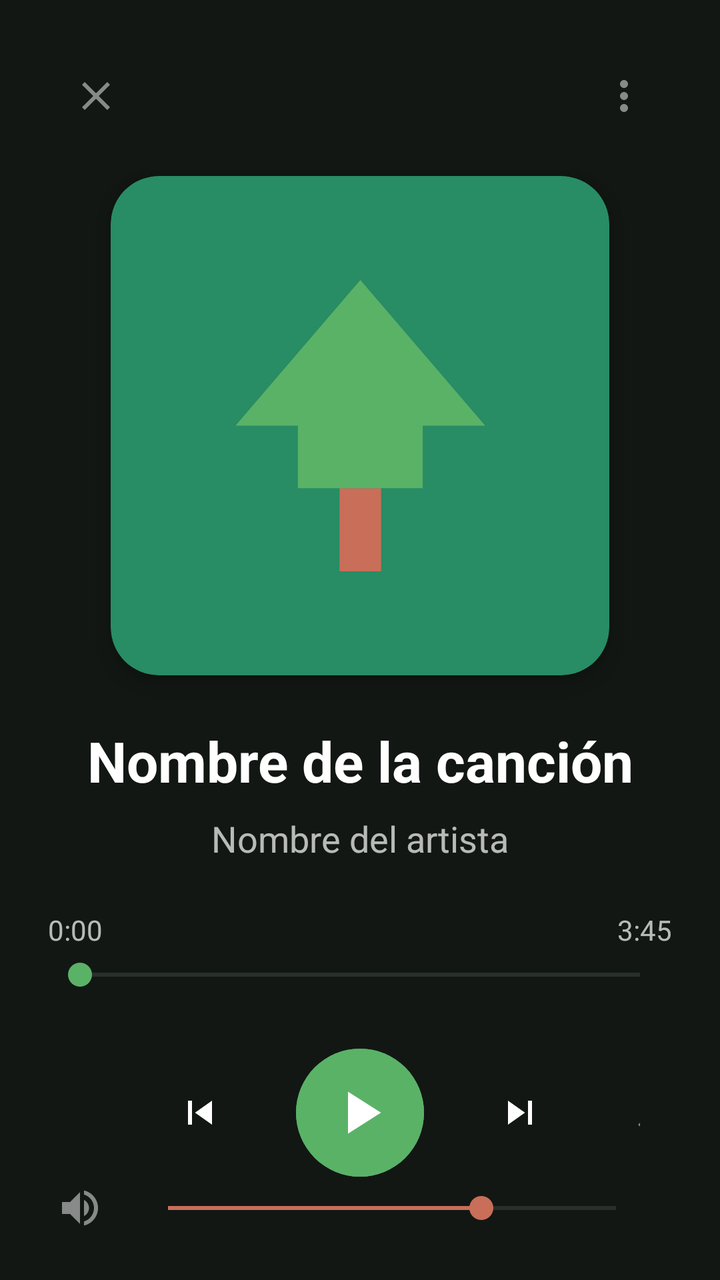
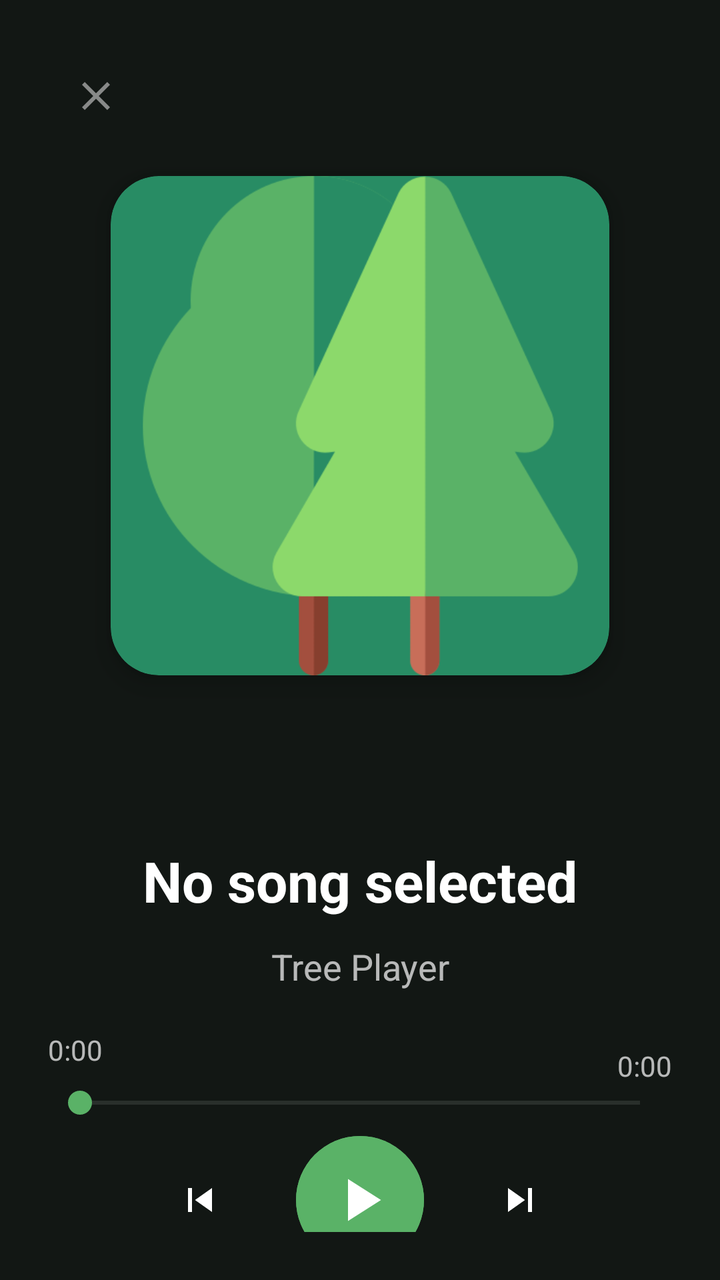

The first picture is an Android layout as it rendered before a commit; the second is the same layout after the commit. The layout source and the unified diff follow.
<!-- AndroidManifest.xml: application theme Theme.TreePlayer -->
<!-- res/layout/activity_player.xml -->
<?xml version="1.0" encoding="utf-8"?>
<androidx.constraintlayout.widget.ConstraintLayout xmlns:android="http://schemas.android.com/apk/res/android"
    xmlns:app="http://schemas.android.com/apk/res-auto"
    xmlns:tools="http://schemas.android.com/tools"
    android:layout_width="match_parent"
    android:layout_height="match_parent"
    android:background="@color/fondo_principal"
    android:padding="24dp"
    tools:context=".PlayerActivity">

    
    <ImageButton
        android:id="@+id/btnClose"
        android:layout_width="48dp"
        android:layout_height="48dp"
        android:src="@drawable/ic_close"
        android:background="?attr/selectableItemBackgroundBorderless"
        app:layout_constraintStart_toStartOf="parent"
        app:layout_constraintTop_toTopOf="parent"
        app:tint="@color/texto_secundario_dark" />

    
    <ImageButton
        android:id="@+id/btnMenu"
        android:layout_width="48dp"
        android:layout_height="48dp"
        android:src="@drawable/ic_more_vert"
        android:background="?attr/selectableItemBackgroundBorderless"
        app:layout_constraintEnd_toEndOf="parent"
        app:layout_constraintTop_toTopOf="parent"
        app:tint="@color/texto_secundario_dark" />

    
    <androidx.cardview.widget.CardView
        android:id="@+id/cvPortada"
        android:layout_width="0dp"
        android:layout_height="0dp"
        android:layout_marginTop="16dp"
        app:cardCornerRadius="24dp"
        app:cardElevation="8dp"
        app:cardBackgroundColor="@color/verde_profundo"
        app:layout_constraintDimensionRatio="1:1"
        app:layout_constraintStart_toStartOf="parent"
        app:layout_constraintEnd_toEndOf="parent"
        app:layout_constraintTop_toBottomOf="@+id/btnClose"
        app:layout_constraintWidth_percent="0.8">

        <ImageView
            android:id="@+id/ivPortadaGrande"
            android:layout_width="match_parent"
            android:layout_height="match_parent"
            android:src="@drawable/ic_default_album"
            android:scaleType="centerCrop" />
    </androidx.cardview.widget.CardView>

    
    <TextView
        android:id="@+id/tvTituloCancion"
        android:layout_width="0dp"
        android:layout_height="wrap_content"
        android:text="Nombre de la canción"
        android:textSize="28sp"
        android:textStyle="bold"
        android:textColor="@color/texto_primario_dark"
        android:maxLines="2"
        android:ellipsize="end"
        android:gravity="center"
        android:layout_marginTop="24dp"
        app:layout_constraintTop_toBottomOf="@+id/cvPortada"
        app:layout_constraintStart_toStartOf="parent"
        app:layout_constraintEnd_toEndOf="parent" />

    
    <TextView
        android:id="@+id/tvArtistaCancion"
        android:layout_width="wrap_content"
        android:layout_height="wrap_content"
        android:text="Nombre del artista"
        android:textSize="18sp"
        android:textColor="@color/texto_secundario_dark"
        android:layout_marginTop="8dp"
        app:layout_constraintTop_toBottomOf="@+id/tvTituloCancion"
        app:layout_constraintStart_toStartOf="parent"
        app:layout_constraintEnd_toEndOf="parent" />

    
    <TextView
        android:id="@+id/tvTiempoActual"
        android:layout_width="wrap_content"
        android:layout_height="wrap_content"
        android:text="0:00"
        android:textSize="14sp"
        android:textColor="@color/texto_secundario_dark"
        android:layout_marginTop="24dp"
        app:layout_constraintStart_toStartOf="parent"
        app:layout_constraintTop_toBottomOf="@+id/tvArtistaCancion" />

    
    <TextView
        android:id="@+id/tvDuracionTotal"
        android:layout_width="wrap_content"
        android:layout_height="wrap_content"
        android:text="3:45"
        android:textSize="14sp"
        android:textColor="@color/texto_secundario_dark"
        app:layout_constraintEnd_toEndOf="parent"
        app:layout_constraintTop_toTopOf="@+id/tvTiempoActual" />

    
    <SeekBar
        android:id="@+id/seekBar"
        android:layout_width="0dp"
        android:layout_height="wrap_content"
        android:layout_marginTop="4dp"
        android:progressTint="@color/verde_brillante"
        android:thumbTint="@color/verde_brillante"
        app:layout_constraintTop_toBottomOf="@+id/tvTiempoActual"
        app:layout_constraintStart_toStartOf="parent"
        app:layout_constraintEnd_toEndOf="parent" />

    
    <LinearLayout
        android:id="@+id/layoutControles"
        android:layout_width="match_parent"
        android:layout_height="wrap_content"
        android:orientation="horizontal"
        android:gravity="center"
        android:layout_marginTop="24dp"
        android:paddingHorizontal="16dp"
        app:layout_constraintTop_toBottomOf="@+id/seekBar">

        
        <ImageButton
            android:id="@+id/btnShuffle"
            android:layout_width="48dp"
            android:layout_height="48dp"
            android:src="@drawable/ic_shuffle"
            android:background="?attr/selectableItemBackgroundBorderless"
            android:layout_marginEnd="16dp"
            app:tint="@color/texto_secundario_dark" />

        
        <ImageButton
            android:id="@+id/btnPrevious"
            android:layout_width="56dp"
            android:layout_height="56dp"
            android:src="@drawable/ic_previous"
            android:background="?attr/selectableItemBackgroundBorderless"
            app:tint="@color/texto_primario_dark" />

        
        <com.google.android.material.button.MaterialButton
            android:id="@+id/btnPlayPause"
            android:layout_width="72dp"
            android:layout_height="72dp"
            app:icon="@drawable/ic_play"
            app:iconSize="36dp"
            app:iconGravity="textStart"
            app:iconPadding="0dp"
            style="@style/Widget.Material3.Button.IconButton"
            android:backgroundTint="@color/verde_brillante"
            app:iconTint="@color/white"
            android:layout_marginHorizontal="16dp" />

        
        <ImageButton
            android:id="@+id/btnNext"
            android:layout_width="56dp"
            android:layout_height="56dp"
            android:src="@drawable/ic_next"
            android:background="?attr/selectableItemBackgroundBorderless"
            app:tint="@color/texto_primario_dark" />

        
        <ImageButton
            android:id="@+id/btnRepeat"
            android:layout_width="48dp"
            android:layout_height="48dp"
            android:src="@drawable/ic_repeat"
            android:background="?attr/selectableItemBackgroundBorderless"
            android:layout_marginStart="16dp"
            app:tint="@color/texto_secundario_dark" />

    </LinearLayout>

    
    <LinearLayout
        android:layout_width="match_parent"
        android:layout_height="wrap_content"
        android:orientation="horizontal"
        android:gravity="center_vertical"
        android:layout_marginTop="24dp"
        android:layout_marginBottom="24dp"
        app:layout_constraintTop_toBottomOf="@id/layoutControles"
        app:layout_constraintBottom_toBottomOf="parent">

        <ImageButton
            android:id="@+id/btnVolume"
            android:layout_width="32dp"
            android:layout_height="32dp"
            android:src="@drawable/ic_volume_up"
            android:background="?attr/selectableItemBackgroundBorderless"
            app:tint="@color/texto_secundario_dark" />

        <SeekBar
            android:id="@+id/seekVolume"
            android:layout_width="0dp"
            android:layout_height="wrap_content"
            android:layout_weight="1"
            android:layout_marginHorizontal="12dp"
            android:progressTint="@color/marrón_claro"
            android:thumbTint="@color/marrón_claro"
            android:max="100"
            android:progress="70" />

    </LinearLayout>

</androidx.constraintlayout.widget.ConstraintLayout>
<!-- resources referenced by this layout -->
<resources>
  <color name="fondo_principal">#121714</color>
  <color name="texto_primario_dark">#FFFFFF</color>
  <color name="texto_secundario_dark">#B3FFFFFF</color>
  <color name="verde_brillante">#5ab267</color>
  <color name="verde_profundo">#288c64</color>
  <color name="white">#FFFFFFFF</color>
  <!-- drawable ic_close (drawable) -->
  <vector xmlns:android="http://schemas.android.com/apk/res/android"
      android:width="24dp"
      android:height="24dp"
      android:viewportWidth="24"
      android:viewportHeight="24">
      <path
          android:fillColor="@color/texto_secundario_dark"
          android:pathData="M19,6.41L17.59,5 12,10.59 6.41,5 5,6.41 10.59,12 5,17.59 6.41,19 12,13.41 17.59,19 19,17.59 13.41,12z"/>
  </vector>
  <!-- drawable ic_default_album (drawable) -->
  <vector xmlns:android="http://schemas.android.com/apk/res/android"
      android:width="24dp"
      android:height="24dp"
      android:viewportWidth="24"
      android:viewportHeight="24">
      
      <path
          android:fillColor="@color/verde_profundo"
          android:pathData="M12,2C6.48,2 2,6.48 2,12s4.48,10 10,10 10,-4.48 10,-10S17.52,2 12,2z"/>
      
      <path
          android:fillColor="@color/marrón_claro"
          android:pathData="M11,15h2v4h-2z"/>
      
      <path
          android:fillColor="@color/verde_brillante"
          android:pathData="M12,5L6,12h3v3h6v-3h3L12,5z"/>
  </vector>
  <!-- drawable ic_next (drawable) -->
  <vector xmlns:android="http://schemas.android.com/apk/res/android"
      android:width="24dp"
      android:height="24dp"
      android:viewportWidth="24"
      android:viewportHeight="24">
      <path
          android:fillColor="@color/texto_primario_dark"
          android:pathData="M6,18l8.5,-6L6,6v12zM16,6v12h2V6h-2z"/>
  </vector>
  <!-- drawable ic_play (drawable) -->
  <vector xmlns:android="http://schemas.android.com/apk/res/android"
      android:width="24dp"
      android:height="24dp"
      android:viewportWidth="24"
      android:viewportHeight="24">
      <path
          android:fillColor="@color/verde_brillante"
          android:pathData="M8,5v14l11,-7z"/>
  </vector>
  <!-- drawable ic_previous (drawable) -->
  <vector xmlns:android="http://schemas.android.com/apk/res/android"
      android:width="24dp"
      android:height="24dp"
      android:viewportWidth="24"
      android:viewportHeight="24">
      <path
          android:fillColor="@color/texto_primario_dark"
          android:pathData="M6,6h2v12H6zM9.5,12l8.5,6V6z"/>
  </vector>
  <!-- drawable ic_repeat (drawable) -->
  <vector xmlns:android="http://schemas.android.com/apk/res/android"
      android:width="24dp"
      android:height="24dp"
      android:viewportWidth="24"
      android:viewportHeight="24">
      <path
          android:fillColor="@color/texto_secundario_dark"
          android:pathData="M7,7h10v3l4,-4 -4,-4v3H5v6h2V7zM17,17H7v-3l-4,4 4,4v-3h12v-6h-2v4z"/>
  </vector>
  <!-- drawable ic_shuffle (drawable) -->
  <vector xmlns:android="http://schemas.android.com/apk/res/android"
      android:width="24dp"
      android:height="24dp"
      android:viewportWidth="24"
      android:viewportHeight="24">
      <path
          android:fillColor="@color/texto_secundario_dark"
          android:pathData="M10.59,9.17L5.41,4 4,5.41l5.17,5.17 1.42,-1.41zM14.5,4l2.04,2.04L4,18.59 5.41,20 17.96,7.46 20,9.5V4h-5.5zM14.83,13.41l-1.41,1.41 3.13,3.13L14.5,20H20v-5.5l-2.04,2.04 -3.13,-3.13z"/>
  </vector>
  <style name="Theme.TreePlayer" parent="Base.Theme.TreePlayer" />
  <color name="fondo_principal_light">#F5F9F2</color>
  <color name="superficie_tarjeta_light">#FFFFFF</color>
  <color name="texto_primario_light">#1A1F1A</color>
  <color name="texto_secundario_light">#6B756B</color>
  <!-- unchanged entries left out for length: 3 -->
</resources>

<!-- the commit's change to res/layout/activity_player.xml (unified diff, before → after) -->
@@ -6,29 +6,34 @@
     android:layout_height="match_parent"
     android:background="@color/fondo_principal"
     android:padding="24dp"
-    tools:context=".PlayerActivity">
+    tools:context=".views.PlayerActivity"
+    tools:layout_editor_absoluteX="0dp"
+    tools:layout_editor_absoluteY="24dp">
 
     
     <ImageButton
         android:id="@+id/btnClose"
         android:layout_width="48dp"
         android:layout_height="48dp"
+        android:background="?attr/selectableItemBackgroundBorderless"
         android:src="@drawable/ic_close"
-        android:background="?attr/selectableItemBackgroundBorderless"
         app:layout_constraintStart_toStartOf="parent"
         app:layout_constraintTop_toTopOf="parent"
         app:tint="@color/texto_secundario_dark" />
 
+    
     
     <ImageButton
         android:id="@+id/btnMenu"
         android:layout_width="48dp"
         android:layout_height="48dp"
+        android:background="?attr/selectableItemBackgroundBorderless"
         android:src="@drawable/ic_more_vert"
-        android:background="?attr/selectableItemBackgroundBorderless"
+        android:visibility="gone"
         app:layout_constraintEnd_toEndOf="parent"
         app:layout_constraintTop_toTopOf="parent"
         app:tint="@color/texto_secundario_dark" />
+
 
     
     <androidx.cardview.widget.CardView
@@ -36,12 +41,12 @@
         android:layout_width="0dp"
         android:layout_height="0dp"
         android:layout_marginTop="16dp"
+        app:cardBackgroundColor="@color/verde_profundo"
         app:cardCornerRadius="24dp"
         app:cardElevation="8dp"
-        app:cardBackgroundColor="@color/verde_profundo"
         app:layout_constraintDimensionRatio="1:1"
-        app:layout_constraintStart_toStartOf="parent"
-        app:layout_constraintEnd_toEndOf="parent"
+        app:layout_constraintEnd_toEndOf="parent"
+        app:layout_constraintStart_toStartOf="parent"
         app:layout_constraintTop_toBottomOf="@+id/btnClose"
         app:layout_constraintWidth_percent="0.8">
 
@@ -49,94 +54,102 @@
             android:id="@+id/ivPortadaGrande"
             android:layout_width="match_parent"
             android:layout_height="match_parent"
-            android:src="@drawable/ic_default_album"
-            android:scaleType="centerCrop" />
+            android:scaleType="centerCrop"
+            android:src="@drawable/ic_default_album_final" />
     </androidx.cardview.widget.CardView>
+
+    
 
     
     <TextView
         android:id="@+id/tvTituloCancion"
         android:layout_width="0dp"
         android:layout_height="wrap_content"
-        android:text="Nombre de la canción"
+        android:layout_marginTop="84dp"
+        android:ellipsize="end"
+        android:gravity="center"
+        android:maxLines="2"
+        android:text="@string/main_no_song_selected"
+        android:textColor="@color/texto_primario_dark"
         android:textSize="28sp"
         android:textStyle="bold"
-        android:textColor="@color/texto_primario_dark"
-        android:maxLines="2"
-        android:ellipsize="end"
-        android:gravity="center"
-        android:layout_marginTop="24dp"
-        app:layout_constraintTop_toBottomOf="@+id/cvPortada"
-        app:layout_constraintStart_toStartOf="parent"
-        app:layout_constraintEnd_toEndOf="parent" />
-
-    
-    <TextView
-        android:id="@+id/tvArtistaCancion"
-        android:layout_width="wrap_content"
-        android:layout_height="wrap_content"
-        android:text="Nombre del artista"
-        android:textSize="18sp"
-        android:textColor="@color/texto_secundario_dark"
-        android:layout_marginTop="8dp"
-        app:layout_constraintTop_toBottomOf="@+id/tvTituloCancion"
-        app:layout_constraintStart_toStartOf="parent"
-        app:layout_constraintEnd_toEndOf="parent" />
-
-    
+        app:layout_constraintEnd_toEndOf="parent"
+        app:layout_constraintHorizontal_bias="0.0"
+        app:layout_constraintStart_toStartOf="parent"
+        app:layout_constraintTop_toBottomOf="@+id/cvPortada" />
+
     <TextView
         android:id="@+id/tvTiempoActual"
         android:layout_width="wrap_content"
         android:layout_height="wrap_content"
+        android:layout_marginTop="20dp"
         android:text="0:00"
+        android:textColor="@color/texto_secundario_dark"
         android:textSize="14sp"
-        android:textColor="@color/texto_secundario_dark"
-        android:layout_marginTop="24dp"
         app:layout_constraintStart_toStartOf="parent"
         app:layout_constraintTop_toBottomOf="@+id/tvArtistaCancion" />
 
-    
-    <TextView
-        android:id="@+id/tvDuracionTotal"
-        android:layout_width="wrap_content"
-        android:layout_height="wrap_content"
-        android:text="3:45"
-        android:textSize="14sp"
-        android:textColor="@color/texto_secundario_dark"
-        app:layout_constraintEnd_toEndOf="parent"
-        app:layout_constraintTop_toTopOf="@+id/tvTiempoActual" />
-
-    
     <SeekBar
         android:id="@+id/seekBar"
         android:layout_width="0dp"
         android:layout_height="wrap_content"
-        android:layout_marginTop="4dp"
+        android:layout_marginTop="8dp"
         android:progressTint="@color/verde_brillante"
         android:thumbTint="@color/verde_brillante"
-        app:layout_constraintTop_toBottomOf="@+id/tvTiempoActual"
-        app:layout_constraintStart_toStartOf="parent"
-        app:layout_constraintEnd_toEndOf="parent" />
-
-    
+        app:layout_constraintEnd_toEndOf="parent"
+        app:layout_constraintHorizontal_bias="0.0"
+        app:layout_constraintStart_toStartOf="parent"
+        app:layout_constraintTop_toBottomOf="@+id/tvTiempoActual" />
+
+    <TextView
+        android:id="@+id/tvDuracionTotal"
+        android:layout_width="wrap_content"
+        android:layout_height="wrap_content"
+        android:layout_marginTop="8dp"
+        android:text="0:00"
+        android:textColor="@color/texto_secundario_dark"
+        android:textSize="14sp"
+        app:layout_constraintEnd_toEndOf="parent"
+        app:layout_constraintTop_toTopOf="@+id/tvTiempoActual" />
+
+    <TextView
+        android:id="@+id/tvArtistaCancion"
+        android:layout_width="wrap_content"
+        android:layout_height="wrap_content"
+        android:layout_marginTop="12dp"
+        android:text="@string/app_name"
+        android:textColor="@color/texto_secundario_dark"
+        android:textSize="18sp"
+        app:layout_constraintEnd_toEndOf="parent"
+        app:layout_constraintStart_toStartOf="parent"
+        app:layout_constraintTop_toBottomOf="@+id/tvTituloCancion" />
+
+    
+
+    
+
     <LinearLayout
         android:id="@+id/layoutControles"
         android:layout_width="match_parent"
         android:layout_height="wrap_content"
+        android:layout_marginTop="24dp"
+        android:gravity="center"
         android:orientation="horizontal"
-        android:gravity="center"
-        android:layout_marginTop="24dp"
         android:paddingHorizontal="16dp"
-        app:layout_constraintTop_toBottomOf="@+id/seekBar">
-
+        app:layout_constraintBottom_toBottomOf="parent"
+        app:layout_constraintTop_toBottomOf="@+id/seekBar"
+        tools:layout_editor_absoluteX="24dp">
+
+        
         
         <ImageButton
             android:id="@+id/btnShuffle"
             android:layout_width="48dp"
             android:layout_height="48dp"
+            android:layout_marginEnd="16dp"
+            android:background="?attr/selectableItemBackgroundBorderless"
             android:src="@drawable/ic_shuffle"
-            android:background="?attr/selectableItemBackgroundBorderless"
-            android:layout_marginEnd="16dp"
+            android:visibility="gone"
             app:tint="@color/texto_secundario_dark" />
 
         
@@ -144,41 +157,43 @@
             android:id="@+id/btnPrevious"
             android:layout_width="56dp"
             android:layout_height="56dp"
+            android:background="?attr/selectableItemBackgroundBorderless"
             android:src="@drawable/ic_previous"
-            android:background="?attr/selectableItemBackgroundBorderless"
             app:tint="@color/texto_primario_dark" />
 
         
         <com.google.android.material.button.MaterialButton
             android:id="@+id/btnPlayPause"
+            style="@style/Widget.Material3.Button.IconButton"
             android:layout_width="72dp"
             android:layout_height="72dp"
+            android:layout_marginHorizontal="16dp"
+            android:backgroundTint="@color/verde_brillante"
             app:icon="@drawable/ic_play"
-            app:iconSize="36dp"
             app:iconGravity="textStart"
             app:iconPadding="0dp"
-            style="@style/Widget.Material3.Button.IconButton"
-            android:backgroundTint="@color/verde_brillante"
-            app:iconTint="@color/white"
-            android:layout_marginHorizontal="16dp" />
+            app:iconSize="36dp"
+            app:iconTint="@color/white" />
 
         
         <ImageButton
             android:id="@+id/btnNext"
             android:layout_width="56dp"
             android:layout_height="56dp"
+            android:background="?attr/selectableItemBackgroundBorderless"
             android:src="@drawable/ic_next"
-            android:background="?attr/selectableItemBackgroundBorderless"
             app:tint="@color/texto_primario_dark" />
 
+        
         
         <ImageButton
             android:id="@+id/btnRepeat"
             android:layout_width="48dp"
             android:layout_height="48dp"
+            android:layout_marginStart="16dp"
+            android:background="?attr/selectableItemBackgroundBorderless"
             android:src="@drawable/ic_repeat"
-            android:background="?attr/selectableItemBackgroundBorderless"
-            android:layout_marginStart="16dp"
+            android:visibility="gone"
             app:tint="@color/texto_secundario_dark" />
 
     </LinearLayout>
@@ -187,31 +202,35 @@
     <LinearLayout
         android:layout_width="match_parent"
         android:layout_height="wrap_content"
-        android:orientation="horizontal"
-        android:gravity="center_vertical"
         android:layout_marginTop="24dp"
         android:layout_marginBottom="24dp"
-        app:layout_constraintTop_toBottomOf="@id/layoutControles"
-        app:layout_constraintBottom_toBottomOf="parent">
+        android:gravity="center_vertical"
+        android:orientation="horizontal"
+        app:layout_constraintBottom_toBottomOf="parent"
+        app:layout_constraintTop_toBottomOf="@id/layoutControles">
+
 
         <ImageButton
             android:id="@+id/btnVolume"
             android:layout_width="32dp"
             android:layout_height="32dp"
+            android:background="?attr/selectableItemBackgroundBorderless"
             android:src="@drawable/ic_volume_up"
-            android:background="?attr/selectableItemBackgroundBorderless"
+            android:visibility="gone"
             app:tint="@color/texto_secundario_dark" />
 
         <SeekBar
             android:id="@+id/seekVolume"
             android:layout_width="0dp"
             android:layout_height="wrap_content"
+            android:layout_marginHorizontal="12dp"
             android:layout_weight="1"
-            android:layout_marginHorizontal="12dp"
+            android:max="100"
+            android:progress="10"
             android:progressTint="@color/marrón_claro"
             android:thumbTint="@color/marrón_claro"
-            android:max="100"
-            android:progress="70" />
+            android:visibility="gone" />
+
 
     </LinearLayout>
 
<!-- resource entries referenced after the edit -->
@@ -16,25 +16,7 @@
           android:fillColor="@color/texto_secundario_dark"
           android:pathData="M19,6.41L17.59,5 12,10.59 6.41,5 5,6.41 10.59,12 5,17.59 6.41,19 12,13.41 17.59,19 19,17.59 13.41,12z"/>
   </vector>
-  <!-- drawable ic_default_album (drawable) -->
-  <vector xmlns:android="http://schemas.android.com/apk/res/android"
-      android:width="24dp"
-      android:height="24dp"
-      android:viewportWidth="24"
-      android:viewportHeight="24">
-      
-      <path
-          android:fillColor="@color/verde_profundo"
-          android:pathData="M12,2C6.48,2 2,6.48 2,12s4.48,10 10,10 10,-4.48 10,-10S17.52,2 12,2z"/>
-      
-      <path
-          android:fillColor="@color/marrón_claro"
-          android:pathData="M11,15h2v4h-2z"/>
-      
-      <path
-          android:fillColor="@color/verde_brillante"
-          android:pathData="M12,5L6,12h3v3h6v-3h3L12,5z"/>
-  </vector>
+  <!-- drawable ic_default_album_final: png bitmap (drawable, 16601 bytes) -->
   <!-- drawable ic_next (drawable) -->
   <vector xmlns:android="http://schemas.android.com/apk/res/android"
       android:width="24dp"
@@ -85,6 +67,8 @@
           android:fillColor="@color/texto_secundario_dark"
           android:pathData="M10.59,9.17L5.41,4 4,5.41l5.17,5.17 1.42,-1.41zM14.5,4l2.04,2.04L4,18.59 5.41,20 17.96,7.46 20,9.5V4h-5.5zM14.83,13.41l-1.41,1.41 3.13,3.13L14.5,20H20v-5.5l-2.04,2.04 -3.13,-3.13z"/>
   </vector>
+  <string name="app_name" translatable="false">Tree Player</string>
+  <string name="main_no_song_selected">No song selected</string>
   <style name="Theme.TreePlayer" parent="Base.Theme.TreePlayer" />
   <color name="fondo_principal_light">#F5F9F2</color>
   <color name="superficie_tarjeta_light">#FFFFFF</color>
